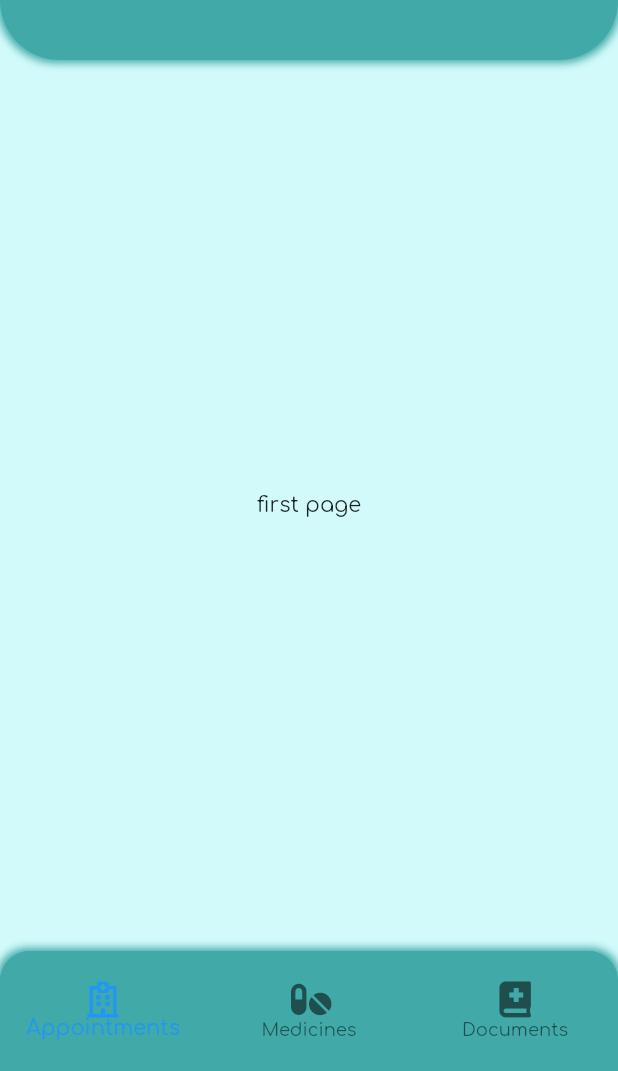
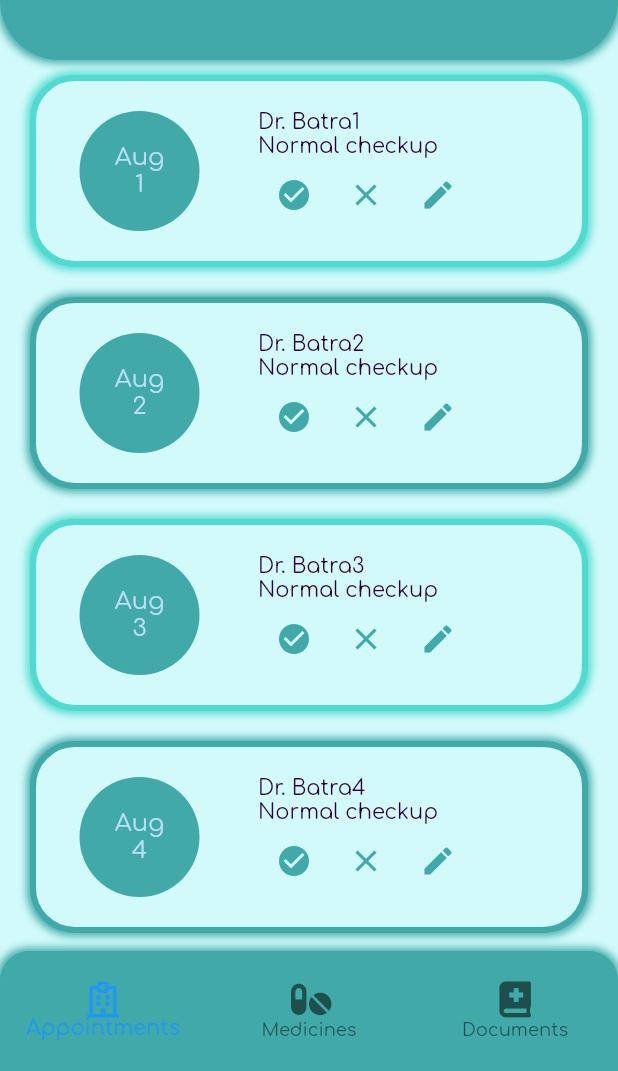
Before and after one commit to luckygr8/pocket-doctor, a Flutter app: the MainScreen screen opened by its route, on a phone screen of 412 x 824 dp, the part 165-1236 px from its top. Run offline on Flutter 3.47's test engine with Material 2 defaults, Android fonts, the light colour scheme and no system bars; drawn by our look-alikes of flare_flutter; our stand-ins replace font_awesome_flutter.

Commit message:
added some appointment page

```diff
--- a/lib/models/appointment.dart
+++ b/lib/models/appointment.dart
@@ -3,12 +3,12 @@ import 'package:flutter/material.dart';
 class Appointment {
   String doctorName;
   bool isActive;
-  List<DateTime> dates;
+  DateTime date;
   String description;
 
   Appointment(
       {@required this.doctorName,
       @required this.description,
-      this.dates,
+      this.date,
       this.isActive});
 }
--- /dev/null
+++ b/lib/pages/appointments_page.dart
@@ -0,0 +1,173 @@
+import 'package:pocket_doctor/models/appointment.dart';
+import 'package:flutter/material.dart';
+import 'package:pocket_doctor/config/const.dart';
+
+class AppointmentsPage extends StatelessWidget {
+  List<AppointmentTile> createAppointmentTiles() {
+    List<AppointmentTile> appointmentsTiles = [];
+    for (int i = 1; i <= 10; i++) {
+      appointmentsTiles.add(
+        AppointmentTile(
+          appointment: Appointment(
+            doctorName: 'Dr. Batra$i',
+            description: 'Normal checkup',
+            isActive: i % 2 == 0 ? true : false,
+            date: DateTime(2020, 8, i),
+          ),
+        ),
+      );
+    }
+    return appointmentsTiles;
+  }
+
+  @override
+  Widget build(BuildContext context) {
+    return ListView(
+      children: createAppointmentTiles(),
+    );
+  }
+}
+
+class AppointmentTile extends StatelessWidget {
+  final Appointment appointment;
+  AppointmentTile({this.appointment});
+  @override
+  Widget build(BuildContext context) {
+    return Container(
+      decoration: BoxDecoration(
+        boxShadow: [
+          BoxShadow(
+            color: appointment.isActive ? primaryColorDark : primaryColor,
+            blurRadius: 4.0,
+            spreadRadius: 2.0,
+          ),
+        ],
+        borderRadius: BorderRadius.circular(30),
+        color: lightColor,
+        border: Border.all(
+          color: appointment.isActive ? primaryColorDark : primaryColor,
+          width: 4.0,
+        ),
+      ),
+      padding: EdgeInsets.all(20.0),
+      margin: EdgeInsets.symmetric(vertical: 10.0, horizontal: 20.0),
+      child: Row(
+        crossAxisAlignment: CrossAxisAlignment.start,
+        children: <Widget>[
+          Expanded(
+            flex: 2,
+            child: CircleAvatar(
+              backgroundColor: primaryColorDark,
+              radius: 40,
+              child: Column(
+                mainAxisAlignment: MainAxisAlignment.center,
+                crossAxisAlignment: CrossAxisAlignment.center,
+                children: <Widget>[
+                  Text('Aug'),
+                  Text(appointment.date.day.toString()),
+                  //Text('19'),
+                ],
+              ),
+            ),
+          ),
+          SizedBox(
+            width: 30.0,
+          ),
+          Expanded(
+            flex: 4,
+            child: Column(
+              crossAxisAlignment: CrossAxisAlignment.stretch,
+              children: <Widget>[
+                Text(
+                  appointment.doctorName,
+                  style: TextStyle(fontFamily: 'Comfortaa', color: darkColor),
+                ),
+                Text(
+                  appointment.description,
+                  style: TextStyle(fontFamily: 'Comfortaa', color: darkColor),
+                ),
+                Row(
+                  //mainAxisAlignment: MainAxisAlignment.center,
+                  children: <Widget>[
+                    IconButton(
+                      icon: Icon(
+                        Icons.check_circle,
+                        color: primaryColorDark,
+                      ),
+                      onPressed: () {},
+                    ),
+                    IconButton(
+                      icon: Icon(
+                        Icons.close,
+                        color: primaryColorDark,
+                      ),
+                      onPressed: () => showDialog(
+                        context: context,
+                        builder: (context) {
+                          return AlertDialog(
+                            title: Text('Attention'),
+                            content: Text(
+                                'Are you sure to permanently delete this appointment?'),
+                            actions: <Widget>[
+                              FlatButton(
+                                child: Text('Cancel'),
+                                onPressed: () => Navigator.pop(context),
+                              ),
+                              FlatButton(
+                                child: Text('Yes'),
+                                onPressed: () {
+                                  Navigator.pop(context);
+                                },
+                              ),
+                            ],
+                          );
+                        },
+                      ),
+                    ),
+                    IconButton(
+                      icon: Icon(
+                        Icons.edit,
+                        color: primaryColorDark,
+                      ),
+                      onPressed: () => showDialog(
+                        context: context,
+                        builder: (context) {
+                          return AlertDialog(
+                            title: Text('Edit'),
+                            content: Column(
+                              children: <Widget>[
+                                Text('Click edit to save changes'),
+                                TextFormField(
+                                  initialValue: appointment.doctorName,
+                                ),
+                                TextFormField(
+                                  initialValue: appointment.description,
+                                ),
+                              ],
+                            ),
+                            actions: <Widget>[
+                              FlatButton(
+                                child: Text('Cancel'),
+                                onPressed: () => Navigator.pop(context),
+                              ),
+                              FlatButton(
+                                child: Text('Edit'),
+                                onPressed: () {
+                                  Navigator.pop(context);
+                                },
+                              ),
+                            ],
+                          );
+                        },
+                      ),
+                    ),
+                  ],
+                ),
+              ],
+            ),
+          )
+        ],
+      ),
+    );
+  }
+}
--- a/lib/screens/mainScreen.dart
+++ b/lib/screens/mainScreen.dart
@@ -4,6 +4,7 @@ import 'package:pocket_doctor/components/header.dart';
 import 'package:pocket_doctor/config/const.dart';
 import 'package:pocket_doctor/state/manage_index.dart';
 import 'package:provider/provider.dart';
+import 'package:pocket_doctor/pages/appointments_page.dart';
 
 class MainScreen extends StatelessWidget {
   @override
@@ -32,9 +33,7 @@ class AppView extends StatelessWidget {
         onPageChanged: (value) => manageIndex.changePage(value),
         children: [
           Container(
-            child: Center(
-              child: Text('first page'),
-            ),
+            child: AppointmentsPage(),
           ),
           Container(
             child: Center(
```
Also changed, not shown: lib/pages/medicines_page.dart (added), pubspec.lock.
